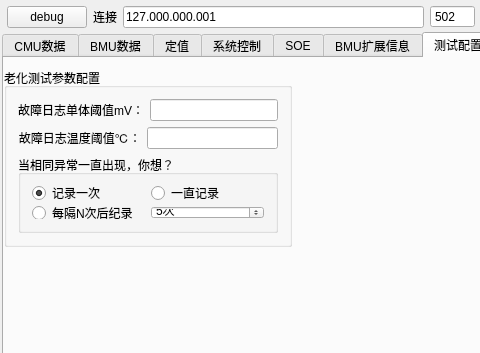
The window that views/bmsview/bmsview.ui (Shogpe/bmsTool) describes before a commit, drawn with Qt 5; both pictures show x 0 to 480 and y 0 to 353 of the 1207 by 681 pixel window.
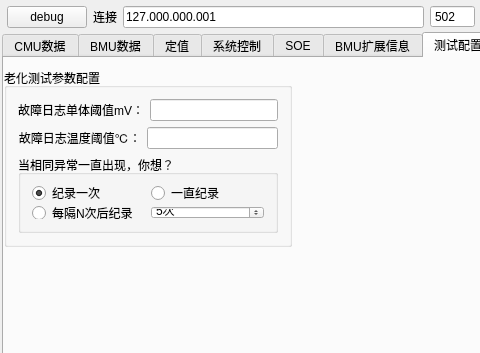
The same window after the commit. Custom widgets are drawn as their Qt base class.

The edit to the form file:
```diff
--- a/views/bmsview/bmsview.ui
+++ b/views/bmsview/bmsview.ui
@@ -8521,7 +8521,7 @@
                 <string>&lt;html&gt;&lt;head/&gt;&lt;body&gt;&lt;p&gt;功能：抓取一次测试过程中出现的所有故障，相同故障出现第二次不会纪录&lt;/p&gt;&lt;p&gt;注意：由于只抓一次，请保证测试前纪录干净，也即是需要在测试开始前，重新勾选一次故障纪录复选框&lt;/p&gt;&lt;/body&gt;&lt;/html&gt;</string>
                </property>
                <property name="text">
-                <string>记录一次</string>
+                <string>纪录一次</string>
                </property>
                <property name="checked">
                 <bool>true</bool>
@@ -8534,7 +8534,7 @@
                 <string>&lt;html&gt;&lt;head/&gt;&lt;body&gt;&lt;p&gt;功能：出现异常就抓取到本地文件，无其他约束&lt;/p&gt;&lt;p&gt;注意：此功能会导致纪录文件比较大，不建议老化测试使用，主要用于开发人员追踪故障&lt;/p&gt;&lt;/body&gt;&lt;/html&gt;</string>
                </property>
                <property name="text">
-                <string>一直记录</string>
+                <string>一直纪录</string>
                </property>
               </widget>
              </item>
```
